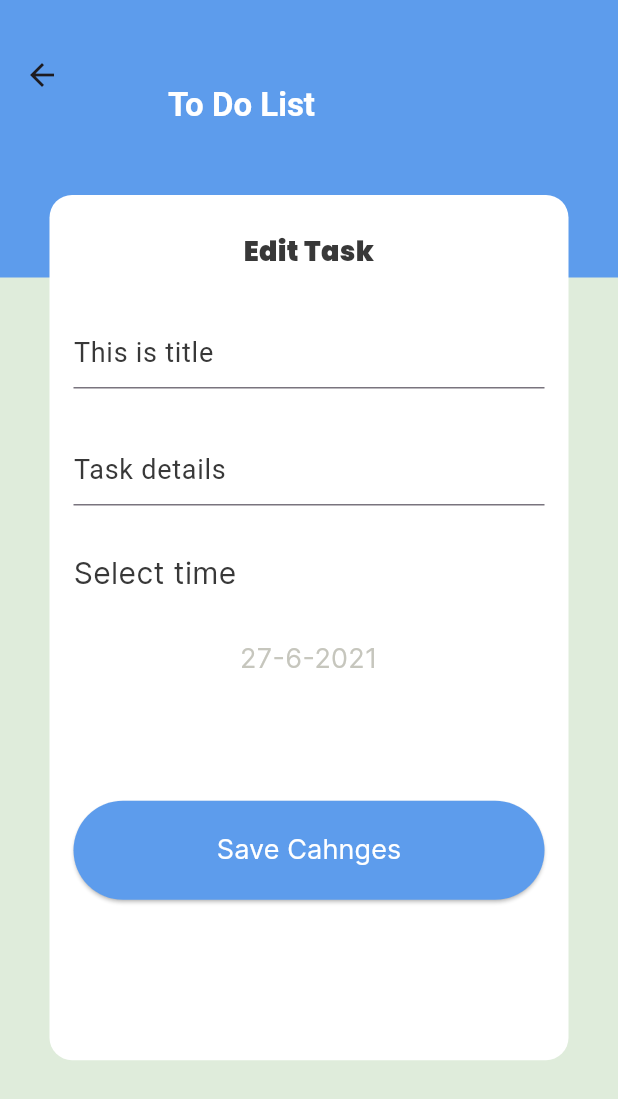
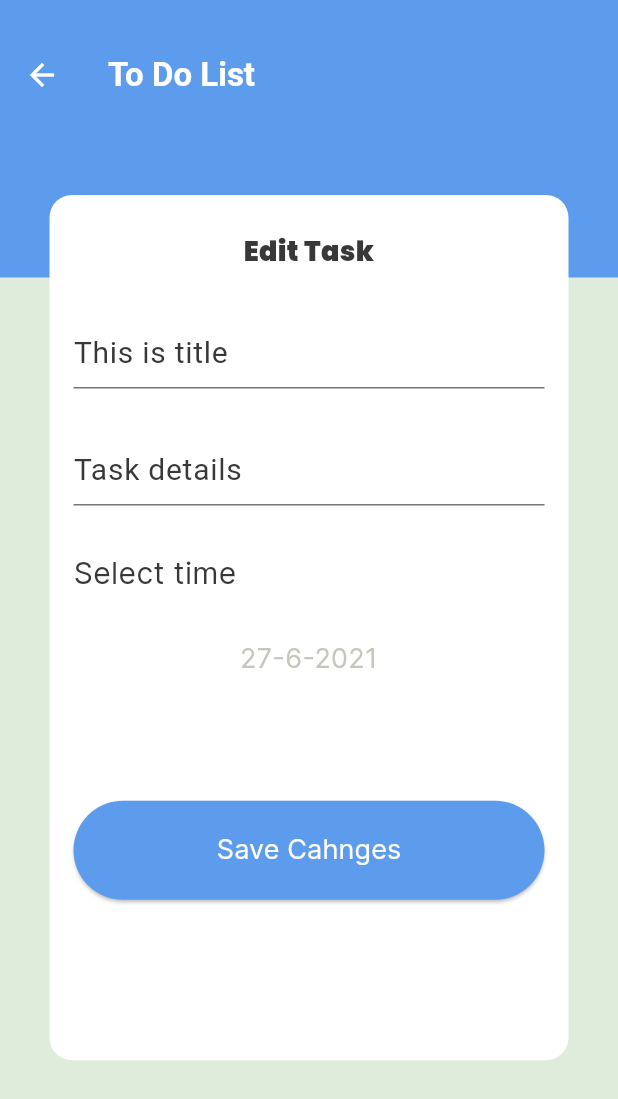
Before and after one commit to mohamedmagdi6/to-do-app, a Flutter app: the EditTaskScreen screen opened by its route, on a phone screen of 412 x 824 dp. Shown: the top 1099 px of the screen. Run offline on Flutter 3.47's test engine with Material 3 defaults, Android fonts, the phone set to English and light mode, and no system bars; our stand-ins replace calendar_timeline, flutter_slidable; Roboto replaces fonts that are missing (Poppins-Medium).

Commit message:
creat add task bottom sheet

```diff
--- a/lib/screens/edit_task_screen.dart
+++ b/lib/screens/edit_task_screen.dart
@@ -12,16 +12,14 @@ class EditTaskScreen extends StatelessWidget {
     return Scaffold(
       backgroundColor: lightBackgroundColor,
       appBar: AppBar(
-        title: Padding(
-          padding: EdgeInsets.only(left: 40, top: 40),
-          child: Text(
+        foregroundColor: Colors.white,
+        title: Text(
           'To Do List',
           style: TextStyle(
               fontFamily: 'Poppins-Medium',
               fontWeight: FontWeight.w700,
               fontSize: 22,
               color: Colors.white),
-          ),
         ),
         backgroundColor: lightPrimaryColor,
         toolbarHeight: 100,
--- a/lib/widgets/custom_text_field.dart
+++ b/lib/widgets/custom_text_field.dart
@@ -2,8 +2,9 @@ import 'package:flutter/material.dart';
 
 // ignore: must_be_immutable
 class CustomTextField extends StatelessWidget {
-  CustomTextField({required this.hintText});
+  CustomTextField({required this.hintText, this.color});
   String hintText;
+  Color? color;
 
   @override
   Widget build(BuildContext context) {
@@ -15,8 +16,9 @@ class CustomTextField extends StatelessWidget {
         )),
         hintText: hintText,
         hintStyle: TextStyle(
-          color: Color(0xFF383838),
-          fontSize: 18,
+          color: color == null ? Color(0xFF383838) : color,
+          fontSize: 20,
+          fontWeight: FontWeight.w400,
         ),
       ),
     );
```
Also changed, not shown: lib/screens/home_screen.dart (+14 -1 lines), lib/widgets/add_task_bottom_sheet.dart (added, +59 -0 lines). Lines whose indentation alone changed are shown as unchanged.
